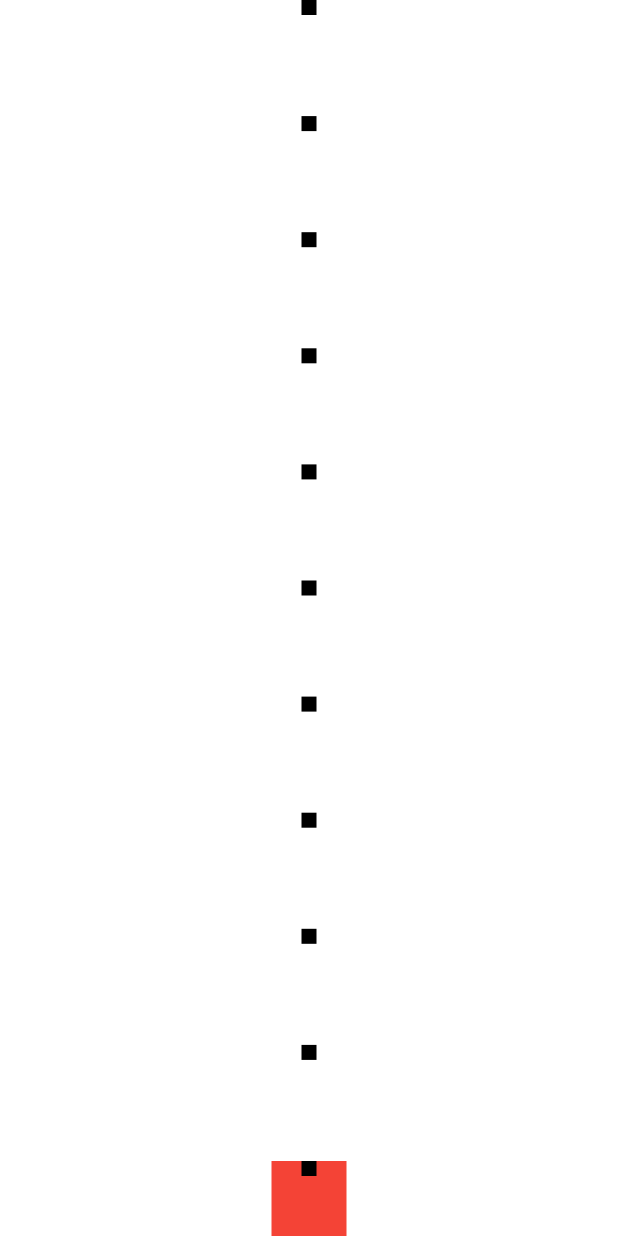
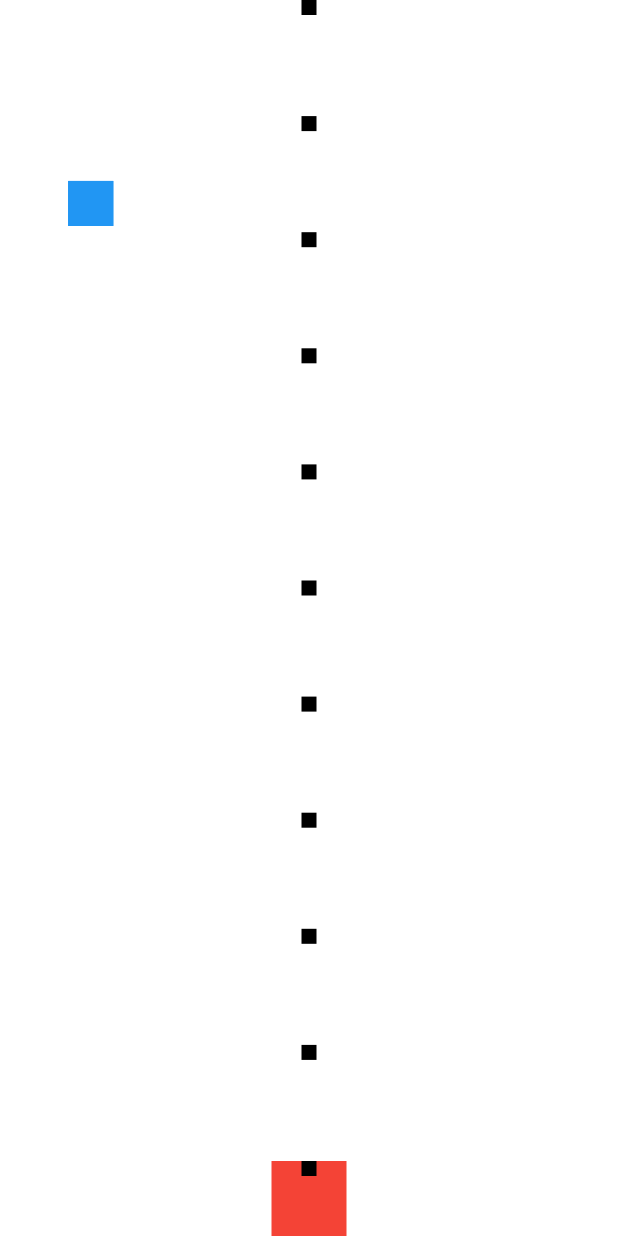
Before and after one commit to Anima18/flutter_widgets, a Flutter app: the GameListPage screen opened by its route, after a tap on "射击游戏", on a phone screen of 412 x 824 dp. Run offline on Flutter 3.47's test engine with Material 2 defaults, Android fonts, the light colour scheme and no system bars; our stand-ins replace audioplayers, connectivity_plus, device_info_plus, flutter_easyloading, flutter_local_notifications, flutter_slidable and 5 more; missing offline and left inert: matrioska; accounts and stored records are empty; project files that could hold a hidden picture were left out.

Commit message:
增加敌机

```diff
--- a/lib/element/game/game_list.dart
+++ b/lib/element/game/game_list.dart
@@ -1,7 +1,8 @@
 
 import 'package:flutter/material.dart';
+import 'package:flutter/services.dart';
 import 'package:flutter_widgets/element/game/color_sorted_page2.dart';
-import 'package:flutter_widgets/element/game/shooting/shooting_demo.dart';
+import 'package:flutter_widgets/element/game/shooting/shooting_play_page.dart';
 
 import 'arithmetic/arithmetic_game_page.dart';
 import 'color_sorted_page.dart';
@@ -10,6 +11,7 @@ class GameListPage extends StatelessWidget {
 
   @override
   Widget build(BuildContext context) {
+    Size size = MediaQuery.of(context).size;
     return Scaffold(
       appBar: AppBar(
         title: Text("游戏"),
@@ -52,7 +54,7 @@ class GameListPage extends StatelessWidget {
               child: OutlinedButton(
                 child: Text("射击游戏",),
                 onPressed: () {
-                  Navigator.of(context).push(MaterialPageRoute(builder: (_)=>PanDemo()));
+                  Navigator.of(context).push(MaterialPageRoute(builder: (_)=>ShootPlayPage(size: size,))).then((value) => SystemChrome.setEnabledSystemUIMode(SystemUiMode.edgeToEdge));
                 },
               ),
             ),
--- /dev/null
+++ b/lib/element/game/shooting/bullet.dart
@@ -0,0 +1,78 @@
+import 'package:flutter/material.dart';
+import 'package:flutter_widgets/element/game/shooting/fighter.dart';
+
+enum BulletStatus {
+  loaded, //上膛
+  shooting, //射击中
+  hit, //命中目标
+  lose, //丢失
+}
+
+class Bullet extends StatefulWidget {
+  BulletStatus status = BulletStatus.loaded;
+  final FighterState fighterState;
+
+  final _BulletState bulletState = _BulletState();
+
+  Bullet({Key? key, required this.fighterState})
+      : super(key: key);
+
+  void shooting() {
+    bulletState.reset();
+  }
+
+  @override
+  _BulletState createState() => bulletState;
+}
+
+class _BulletState extends State<Bullet> with SingleTickerProviderStateMixin {
+  late double top;
+  late double left;
+  late AnimationController controller;
+  late double width = 10.0;
+
+  void reset() {
+    widget.status = BulletStatus.shooting;
+    top = widget.fighterState.top;
+    left = widget.fighterState.left + widget.fighterState.width / 2 - width/2;
+
+    controller.forward(from: 0.0);
+  }
+
+  @override
+  void initState() {
+    super.initState();
+    controller =
+        AnimationController(vsync: this, duration: Duration(seconds: 1));
+    reset();
+    controller.addListener(() {
+      if (controller.status == AnimationStatus.completed) {
+        widget.status = BulletStatus.loaded;
+      }
+    });
+  }
+
+  @override
+  void dispose() {
+    controller.dispose();
+    super.dispose();
+  }
+
+  @override
+  Widget build(BuildContext context) {
+    return AnimatedBuilder(
+      animation: controller,
+      builder: (BuildContext context, Widget? child) {
+        return Positioned(
+          top: top - top*controller.value,
+          left: left,
+          child: Container(
+            width: width,
+            height: width,
+            color: Colors.black,
+          ),
+        );
+      },
+    );
+  }
+}
--- /dev/null
+++ b/lib/element/game/shooting/enemy_plane.dart
@@ -0,0 +1,67 @@
+import 'dart:math';
+
+import 'package:flutter/material.dart';
+
+const double enemyPlaneWidth = 30.0;
+class EnemyPlane extends StatefulWidget {
+  final Size size;
+  final _EnemyPlaneState planeState = _EnemyPlaneState();
+
+  EnemyPlane(this.size);
+
+  void beHit() {
+    planeState.reset();
+  }
+
+  @override
+  _EnemyPlaneState createState() => planeState;
+}
+
+class _EnemyPlaneState extends State<EnemyPlane> with SingleTickerProviderStateMixin {
+  late AnimationController controller;
+  late double left;
+
+  void reset() {
+    left = Random().nextDouble() * widget.size.width;
+    controller.forward(from: 0.0);
+  }
+
+  @override
+  void initState() {
+    super.initState();
+
+    controller = AnimationController(vsync: this, duration: Duration(seconds: 10));
+    reset();
+
+    controller.addListener(() {
+      if (controller.status == AnimationStatus.completed) {
+        reset();
+      }
+    });
+  }
+
+
+  @override
+  void dispose() {
+    controller.dispose();
+    super.dispose();
+  }
+
+  @override
+  Widget build(BuildContext context) {
+    return AnimatedBuilder(
+      animation: controller,
+      builder: (BuildContext context, Widget? child) {
+        return Positioned(
+          top: widget.size.height*controller.value + enemyPlaneWidth,
+          left: left,
+          child: Container(
+            width: enemyPlaneWidth,
+            height: enemyPlaneWidth,
+            color: Colors.blue,
+          ),
+        );
+      },
+    );
+  }
+}
--- /dev/null
+++ b/lib/element/game/shooting/fighter.dart
@@ -0,0 +1,99 @@
+import 'dart:async';
+
+import 'package:flutter/material.dart';
+
+import 'bullet.dart';
+
+class Fighter extends StatefulWidget {
+  final Size size;
+  final Stream<DragUpdateDetails> dragUpdateStream;
+  final List<Bullet> bullets;
+  final StreamController<Bullet> bulletsController;
+  final StreamController hitController;
+
+  Fighter(
+      {Key? key,
+      required this.size,
+      required this.dragUpdateStream,
+      required this.bullets,
+      required this.bulletsController,
+      required this.hitController})
+      : super(key: key);
+
+  @override
+  FighterState createState() => FighterState();
+}
+
+class FighterState extends State<Fighter> {
+  late double top;
+  late double left;
+  late double width = 50.0;
+  late Timer timer;
+
+  @override
+  void initState() {
+    super.initState();
+    top = widget.size.height - width;
+    left = (widget.size.width - width) / 2;
+
+    //移动战斗机
+    widget.dragUpdateStream.listen((details) {
+      setState(() {
+        top += details.delta.dy;
+        left += details.delta.dx;
+        if (top < 0.0) {
+          top = 0.0;
+        }
+        if (top > widget.size.height - width) {
+          top = widget.size.height - width;
+        }
+
+        if (left < 0.0) {
+          left = 0.0;
+        }
+        if (left > widget.size.width - width) {
+          left = widget.size.width - width;
+        }
+      });
+    });
+
+    //发射子弹
+    Timer.periodic(Duration(milliseconds: 100), (timer) {
+      List<Bullet> loadedBullets = widget.bullets
+          .where((element) => element.status == BulletStatus.loaded)
+          .toList();
+      if (loadedBullets.length != 0) {
+        loadedBullets[0].shooting();
+      } else {
+        widget.bulletsController.add(Bullet(fighterState: this));
+      }
+
+      widget.hitController.add(true);
+      this.timer = timer;
+    });
+  }
+
+  @override
+  void dispose() {
+    super.dispose();
+    timer.cancel();
+  }
+
+  String parserOffset(Offset offset) {
+    return '(${offset.dx.toStringAsFixed(2)},${offset.dy.toStringAsFixed(2)})';
+  }
+
+  @override
+  Widget build(BuildContext context) {
+    return AnimatedPositioned(
+      duration: Duration(milliseconds: 10),
+      top: top,
+      left: left,
+      child: Container(
+        width: 50,
+        height: 50,
+        color: Colors.red,
+      ),
+    );
+  }
+}
--- a/lib/element/game/shooting/shooting_demo.dart
+++ b/lib/element/game/shooting/shooting_play_page.dart
@@ -1,31 +1,69 @@
 import 'dart:async';
 
 import 'package:flutter/material.dart';
+import 'package:flutter/services.dart';
+import 'package:flutter_widgets/element/game/shooting/enemy_plane.dart';
 
-class PanDemo extends StatefulWidget {
-  const PanDemo({Key? key}) : super(key: key);
+import 'bullet.dart';
+import 'fighter.dart';
+
+class ShootPlayPage extends StatefulWidget {
+  final Size size;
+  const ShootPlayPage({Key? key, required this.size}) : super(key: key);
 
   @override
-  _PanDemoState createState() => _PanDemoState();
+  _ShootPlayPageState createState() => _ShootPlayPageState();
 }
 
-class _PanDemoState extends State<PanDemo> {
+class _ShootPlayPageState extends State<ShootPlayPage> {
   late StreamController<DragUpdateDetails> _streamController;
   late StreamController<Bullet> _bulletController;
+  late StreamController _hitController;
 
-  List<Bullet> bulltts = [];
+  List<Bullet> bullets = [];
+  List<EnemyPlane> enemyPlanes = [];
 
   @override
   void initState() {
     super.initState();
+    SystemChrome.setEnabledSystemUIMode(SystemUiMode.immersive);
+
     _streamController = StreamController.broadcast();
     _bulletController = StreamController();
+    _hitController = StreamController();
 
     _bulletController.stream.listen((bullet) {
       setState(() {
-        bulltts.add(bullet);
+        bullets.add(bullet);
       });
     });
+
+    _hitController.stream.listen((event) {
+      enemyPlanes.forEach((enemyPlane) {
+        RenderBox enemyRenderBox =
+        enemyPlane.planeState.context.findRenderObject() as RenderBox;
+        var enemyOffset = enemyRenderBox.localToGlobal(Offset.zero);
+
+        print("${enemyOffset.dx}=======${enemyOffset.dy}");
+
+        bullets.forEach((bullet) {
+          RenderBox bulletRenderBox =
+          bullet.bulletState.context.findRenderObject() as RenderBox;
+          var bulletOffset = bulletRenderBox.localToGlobal(Offset.zero);
+          if ((enemyOffset.dy <= bulletOffset.dy &&
+              bulletOffset.dy <= enemyOffset.dy + enemyPlaneWidth) &&
+              (enemyOffset.dx <= bulletOffset.dx &&
+                  bulletOffset.dx <= enemyOffset.dx + enemyPlaneWidth)) {
+            bullet.shooting();
+            enemyPlane.beHit();
+          }
+        });
+      });
+    });
+
+    enemyPlanes.add(EnemyPlane(widget.size));
+    enemyPlanes.add(EnemyPlane(widget.size));
+    enemyPlanes.add(EnemyPlane(widget.size));
   }
 
   @override
@@ -33,11 +71,11 @@ class _PanDemoState extends State<PanDemo> {
     super.dispose();
     _streamController.close();
     _bulletController.close();
+    _hitController.close();
   }
 
   @override
   Widget build(BuildContext context) {
-    Size size = MediaQuery.of(context).size;
     return GestureDetector(
         onPanUpdate: _onPanUpdate,
         child: Container(
@@ -45,12 +83,17 @@ class _PanDemoState extends State<PanDemo> {
           child: Stack(
             children: [
               Fighter(
-                size: size,
+                size: widget.size,
                 dragUpdateStream: _streamController.stream,
-                bulltts: bulltts,
-                bullttsController: _bulletController,
+                bullets: bullets,
+                bulletsController: _bulletController,
+                hitController: _hitController,
               ),
-              ...bulltts
+              ...bullets,
+              ...enemyPlanes,
+              /* EnemyPlane(widget.size),
+              EnemyPlane(widget.size),
+              EnemyPlane(widget.size),*/
             ],
           ),
         ));
@@ -61,6 +104,7 @@ class _PanDemoState extends State<PanDemo> {
   }
 }
 
+/*
 class Fighter extends StatefulWidget {
   final Size size;
   final Stream<DragUpdateDetails> dragUpdateStream;
@@ -112,10 +156,8 @@ class _FighterState extends State<Fighter> {
       List<Bullet> loadedBullets = widget.bulltts.where((element) => element.status==BulletStatus.loaded).toList();
       if(loadedBullets.length != 0) {
         loadedBullets[0].shooting();
-        print("=======reset=========");
       }else {
         widget.bullttsController.add(Bullet(fighterState: this));
-        print("=======create=========");
       }
 
       this.timer = timer;
@@ -183,7 +225,7 @@ class _BulletState extends State<Bullet> with SingleTickerProviderStateMixin {
     top = widget.fighterState.top;
     left = widget.fighterState.left + widget.fighterState.width / 2 - width/2;
 
-    controller.forward();
+    controller.forward(from: 0.0);
   }
 
   @override
@@ -194,7 +236,6 @@ class _BulletState extends State<Bullet> with SingleTickerProviderStateMixin {
     shooting();
     controller.addListener(() {
       if (controller.status == AnimationStatus.completed) {
-        print("=======completed=========");
         widget.status = BulletStatus.loaded;
       }
     });
@@ -224,3 +265,4 @@ class _BulletState extends State<Bullet> with SingleTickerProviderStateMixin {
     );
   }
 }
+*/
```
